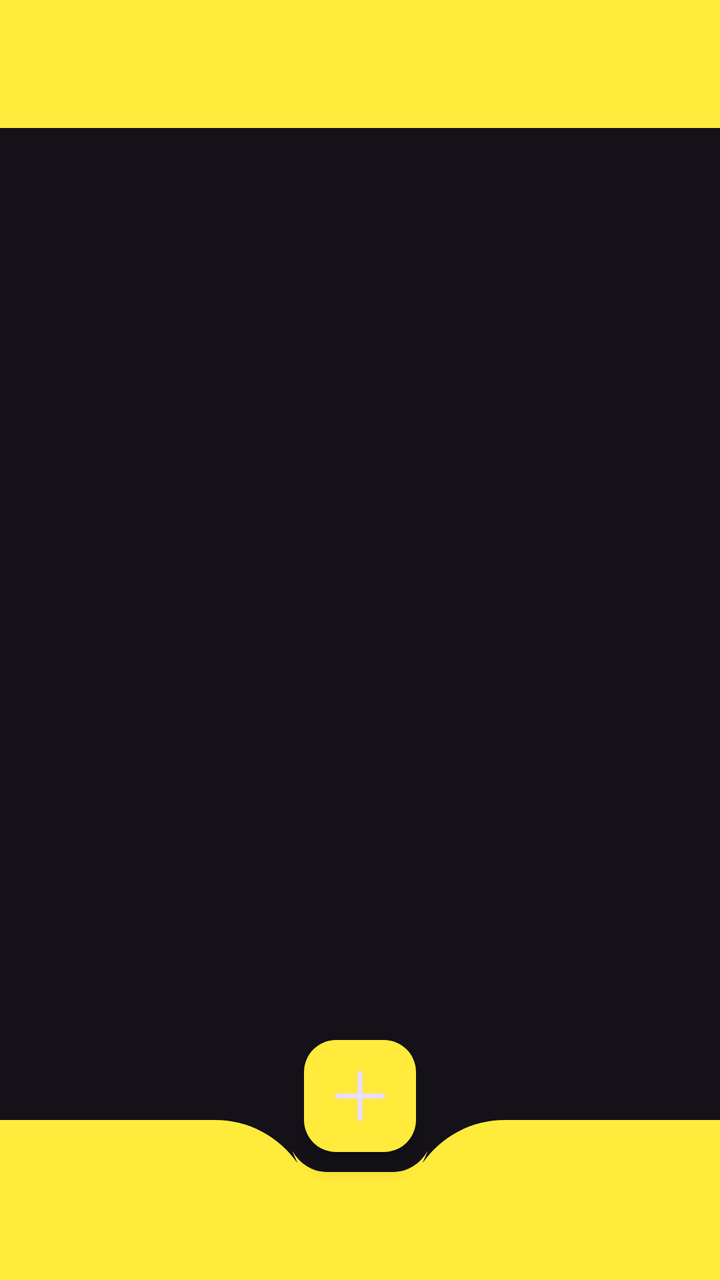
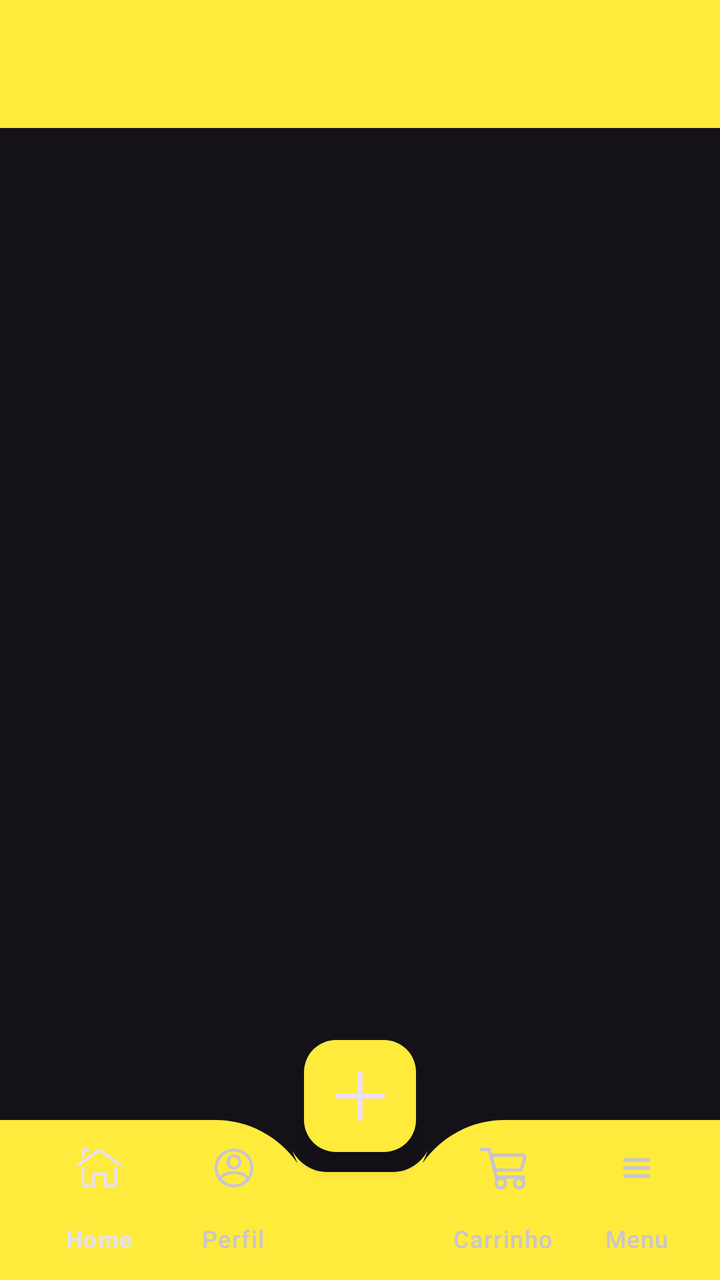

Two renders of the same Android screen: before a commit and after it. Below are the layout's source before the change and the commit's diff.
<!-- AndroidManifest.xml: application theme Theme.NavigationDrawer -->
<!-- res/layout/activity_main.xml -->
<?xml version="1.0" encoding="utf-8"?>
<androidx.drawerlayout.widget.DrawerLayout
    xmlns:android="http://schemas.android.com/apk/res/android"
    xmlns:app="http://schemas.android.com/apk/res-auto"
    xmlns:tools="http://schemas.android.com/tools"
    android:id="@+id/drawer_layout"
    android:layout_width="match_parent"
    android:layout_height="match_parent"
    tools:context=".MainActivity">

    
    <androidx.coordinatorlayout.widget.CoordinatorLayout
        android:layout_width="match_parent"
        android:layout_height="match_parent">
        <com.google.android.material.appbar.MaterialToolbar
            android:id="@+id/toolbar"
            android:layout_width="match_parent"
            android:layout_height="?attr/actionBarSize"
            android:background="@color/yellow"
            android:elevation="4dp"
            android:popupTheme="@style/ThemeOverlay.AppCompat.Light" />

        
        <FrameLayout
            android:id="@+id/fragment_container"
            android:layout_width="match_parent"
            android:layout_height="match_parent" />

        
        <com.google.android.material.bottomappbar.BottomAppBar
            android:id="@+id/bottomAppBar"
            android:layout_width="match_parent"
            android:layout_height="wrap_content"
            android:layout_gravity="bottom"
            android:backgroundTint="@color/yellow"
            app:fabCradleMargin="10dp"
            app:fabAlignmentMode="center"
            app:fabCradleRoundedCornerRadius="50dp"
            app:fabAnchorMode="cradle">

        </com.google.android.material.bottomappbar.BottomAppBar>

        
        <com.google.android.material.floatingactionbutton.FloatingActionButton
            android:id="@+id/fab"
            android:layout_width="wrap_content"
            android:layout_height="wrap_content"
            android:backgroundTint="@color/yellow"
            android:contentDescription="Adicionar"
            android:src="@drawable/ic_add"
            app:layout_anchor="@id/bottomAppBar"
            app:maxImageSize="40dp" />

    </androidx.coordinatorlayout.widget.CoordinatorLayout>

    
    <com.google.android.material.navigation.NavigationView
        android:id="@+id/navigation_drawer"
        android:layout_width="wrap_content"
        android:layout_height="match_parent"
        android:layout_gravity="start"
        android:layout_marginTop="?attr/actionBarSize"
        app:headerLayout="@layout/nav_header"
        app:itemIconTint="@color/yellow"
        app:itemTextColor="@color/yellow"
        android:fitsSystemWindows="true"
        app:menu="@menu/nav_menu" />

</androidx.drawerlayout.widget.DrawerLayout>
<!-- res/layout/nav_header.xml (included above) -->
<?xml version="1.0" encoding="utf-8"?>
<LinearLayout
    xmlns:android="http://schemas.android.com/apk/res/android"
    android:orientation="vertical"
    android:layout_width="match_parent"
    android:layout_height="174dp"
    android:gravity="top"
    android:padding="16dp"
    android:background="@color/yellow"
    android:theme="@style/ThemeOverlay.AppCompat.Dark">

    <ImageView
        android:layout_width="match_parent"
        android:layout_height="match_parent"
        android:src="@drawable/mercadolivre"
        android:layout_gravity="center" />

</LinearLayout>
<!-- resources referenced by this layout -->
<resources>
  <color name="yellow">#FFEB3B</color>
  <!-- drawable ic_add (drawable) -->
  <vector xmlns:android="http://schemas.android.com/apk/res/android"
      android:width="32dp"
      android:height="32dp"
      android:viewportWidth="32"
      android:viewportHeight="32">
    <path
        android:pathData="M16,7L16,25"
        android:strokeLineJoin="round"
        android:strokeWidth="2"
        android:fillColor="#00000000"
        android:strokeColor="#000"
        android:strokeLineCap="round"/>
    <path
        android:pathData="M7,16L25,16"
        android:strokeLineJoin="round"
        android:strokeWidth="2"
        android:fillColor="#00000000"
        android:strokeColor="#000"
        android:strokeLineCap="round"/>
  </vector>
  <!-- drawable mercadolivre: png bitmap (drawable, 34865 bytes) -->
  <style name="Theme.NavigationDrawer" parent="Base.Theme.NavigationDrawer" />
  <style name="Base.Theme.NavigationDrawer" parent="Theme.Material3.Dark.NoActionBar">
          <item name="colorPrimary">@color/yellow</item>
          <item name="colorPrimaryVariant">#C4D909</item>
          <item name="android:statusBarColor">@color/yellow</item>
      </style>
</resources>

<!-- the commit's change to res/layout/activity_main.xml (unified diff, before → after) -->
@@ -37,6 +37,13 @@
             app:fabAlignmentMode="center"
             app:fabCradleRoundedCornerRadius="50dp"
             app:fabAnchorMode="cradle">
+            <com.google.android.material.bottomnavigation.BottomNavigationView
+                android:id="@+id/bottom_navigation"
+                android:layout_width="match_parent"
+                android:layout_height="wrap_content"
+                android:background="@android:color/transparent"
+                app:labelVisibilityMode="labeled"
+                app:menu="@menu/bottom_menu" />
 
         </com.google.android.material.bottomappbar.BottomAppBar>
 
